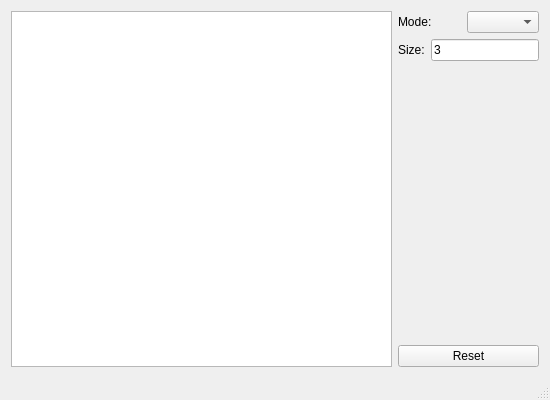
Qt form src/mainwindow.ui (jonpas/FERI-TicTacToe) before a commit.
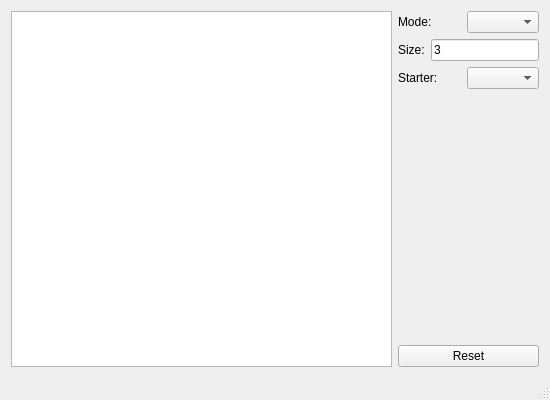
The same form after that commit.

Commit message: Add end-game checking, Make start player selectable or random

Patch:
```diff
--- a/src/mainwindow.ui
+++ b/src/mainwindow.ui
@@ -82,6 +82,20 @@
           </item>
          </layout>
         </item>
+        <item>
+         <layout class="QHBoxLayout" name="horizontalLayoutStartPlayer">
+          <item>
+           <widget class="QLabel" name="labelStarter">
+            <property name="text">
+             <string>Starter:</string>
+            </property>
+           </widget>
+          </item>
+          <item>
+           <widget class="QComboBox" name="comboBoxStarter"/>
+          </item>
+         </layout>
+        </item>
         <item>
          <spacer name="verticalSpacer">
           <property name="orientation">
```
Left out of the diff: 4 changed lines with no effect on the pictures. The commit also changes 4 other files.
